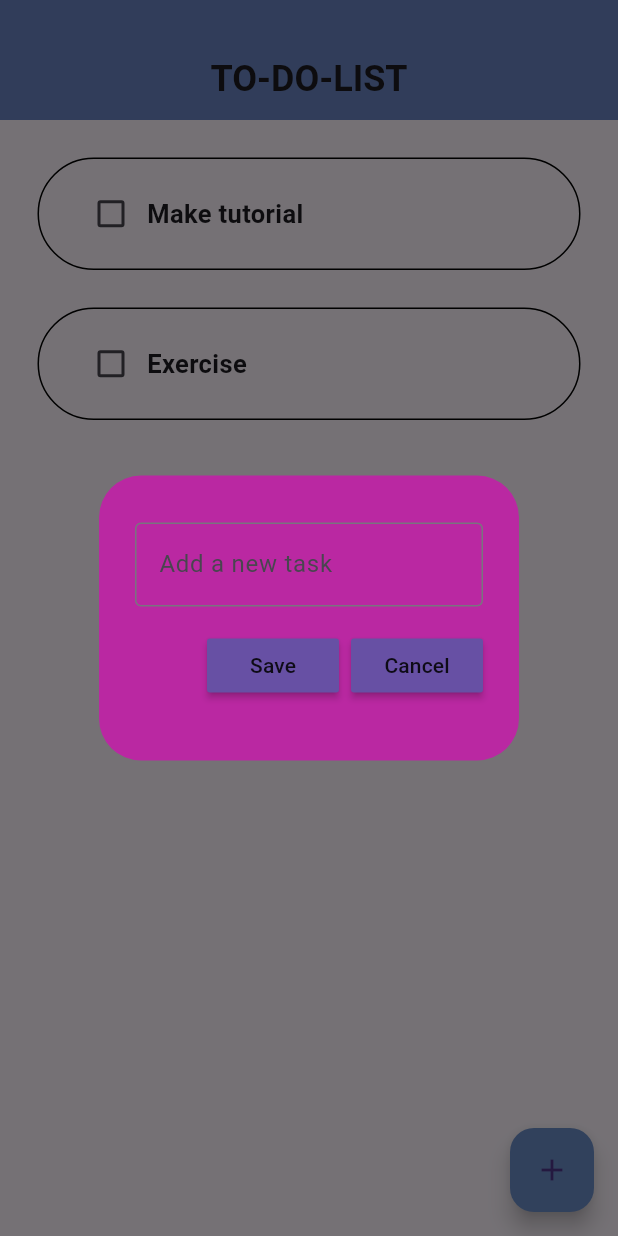
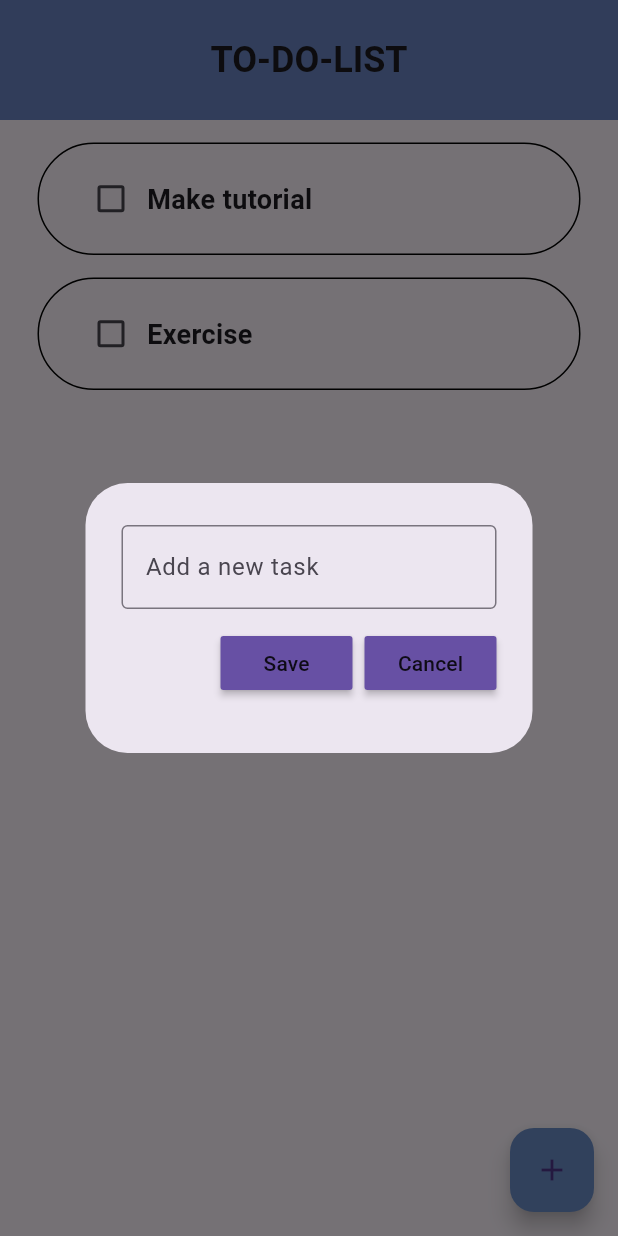
Before and after one commit to AlthafNazeel/To-Do-App, a Flutter app: the screen it shows after launch, after a tap on the "add" icon, on a phone screen of 412 x 824 dp. Run offline on Flutter 3.47's test engine with Material 3 defaults, Android fonts, the phone set to English and light mode, and no system bars; drawn by our look-alikes of flutter_slidable.

Commit message:
Update home screen and add task UI

```diff
--- a/lib/Pages/home_page.dart
+++ b/lib/Pages/home_page.dart
@@ -63,7 +63,7 @@ List toDoList = [
       // backgroundColor: Colors.blueAccent[200],
       appBar: AppBar(                           // it creates an top bar can specify more things like title or actions to be performed here etc
         title: Padding(
-          padding: const EdgeInsets.only(top: 25),
+          padding: const EdgeInsets.only(top: 0),
           child: Text (                           // Title for top bar
             'TO-DO-LIST',
             style: TextStyle(
--- a/lib/util/dialog_box.dart
+++ b/lib/util/dialog_box.dart
@@ -16,9 +16,10 @@ class DialogBox extends StatelessWidget {
   @override
   Widget build(BuildContext context) {
     return AlertDialog(
-      backgroundColor: Color.fromARGB(255, 186, 40, 162),
+      // backgroundColor: Color.fromARGB(255, 107, 142, 201),
       content: Container(
-        height: 150,
+        height: 140,
+        width: 250,
         child: Column(
           mainAxisAlignment: MainAxisAlignment.spaceEvenly,
           children: [
--- a/lib/util/todo_tile.dart
+++ b/lib/util/todo_tile.dart
@@ -18,7 +18,7 @@ class ToDoTile extends StatelessWidget {          // Stateless widgets is a basi
   @override
   Widget build(BuildContext context) {
     return Padding(
-      padding: const EdgeInsets.only(left: 25.0, right: 25, top: 25),        // This padding is applied out of the container so basically the top gap
+      padding: const EdgeInsets.only(left: 25, right: 25, top: 15),        // This padding is applied out of the container so basically the top gap
       child: Slidable(
         endActionPane: ActionPane(
           motion: StretchMotion(),
@@ -27,7 +27,7 @@ class ToDoTile extends StatelessWidget {          // Stateless widgets is a basi
               onPressed: deleteFunction,
               icon: Icons.delete,
               backgroundColor: Colors.red.shade300,
-              borderRadius: BorderRadius.circular(12),
+              borderRadius: BorderRadius.circular(50),
               )
           ],
         ),
@@ -45,7 +45,7 @@ class ToDoTile extends StatelessWidget {          // Stateless widgets is a basi
             Text(
               taskName,
               style: TextStyle(
-                fontSize: 17,
+                fontSize: 18,
                 fontWeight: taskCompleted ? FontWeight.normal : FontWeight.bold,                  // unbolds the text when done
                 decoration: taskCompleted ? TextDecoration.lineThrough : TextDecoration.none ,    // checks if taskCompleted is true if true put a linethrough else none
               ),
```
